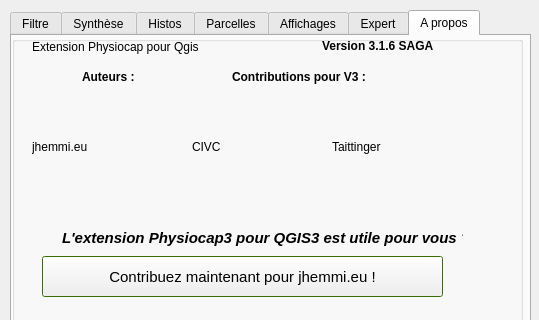
This is Physiocap3_dialog_base.ui in jhemmi/Physiocap3 as Qt 5 draws it before an edit; both pictures show x 0 to 539 and y 0 to 320 of the 539 by 719 pixel window. The edited form follows.
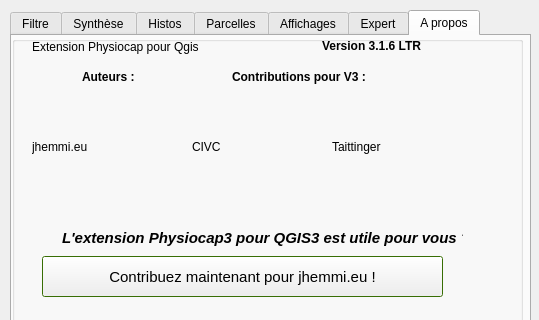
This is the edited form. The open tabs and pages were chosen to show the change.

What changed in the file:
```diff
--- a/Physiocap3_dialog_base.ui
+++ b/Physiocap3_dialog_base.ui
@@ -5135,7 +5135,7 @@
        </font>
       </property>
       <property name="text">
-       <string>Version 3.1.6 SAGA</string>
+       <string>Version 3.1.6 LTR</string>
       </property>
      </widget>
      <widget class="QLabel" name="label_500">
```
